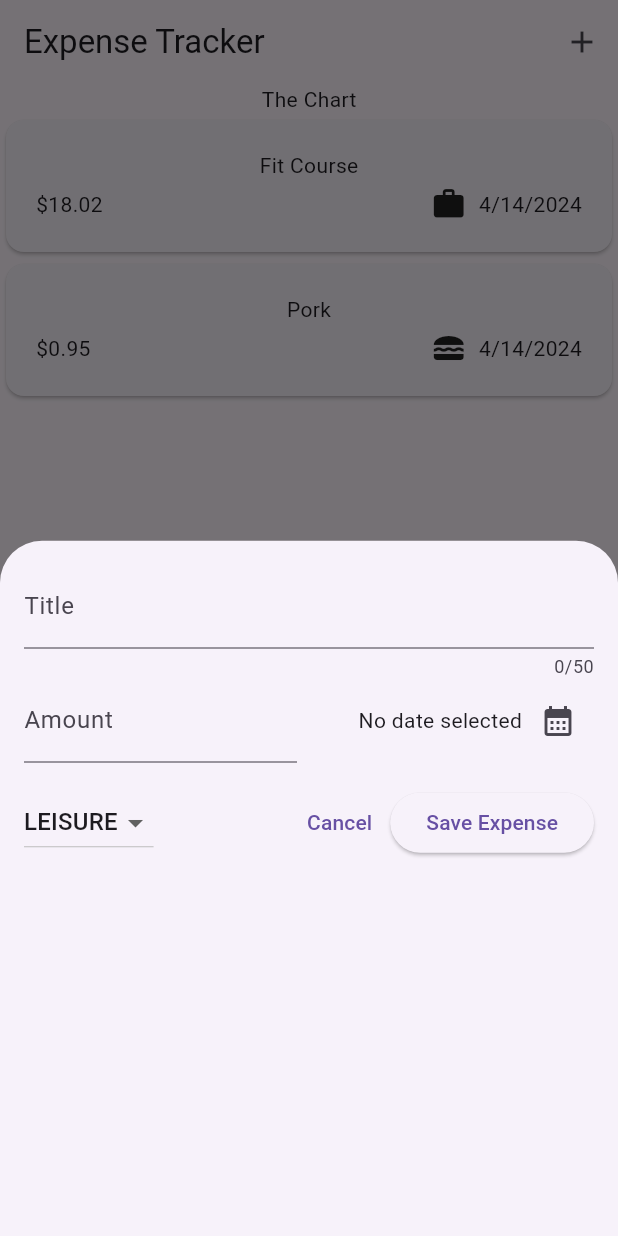
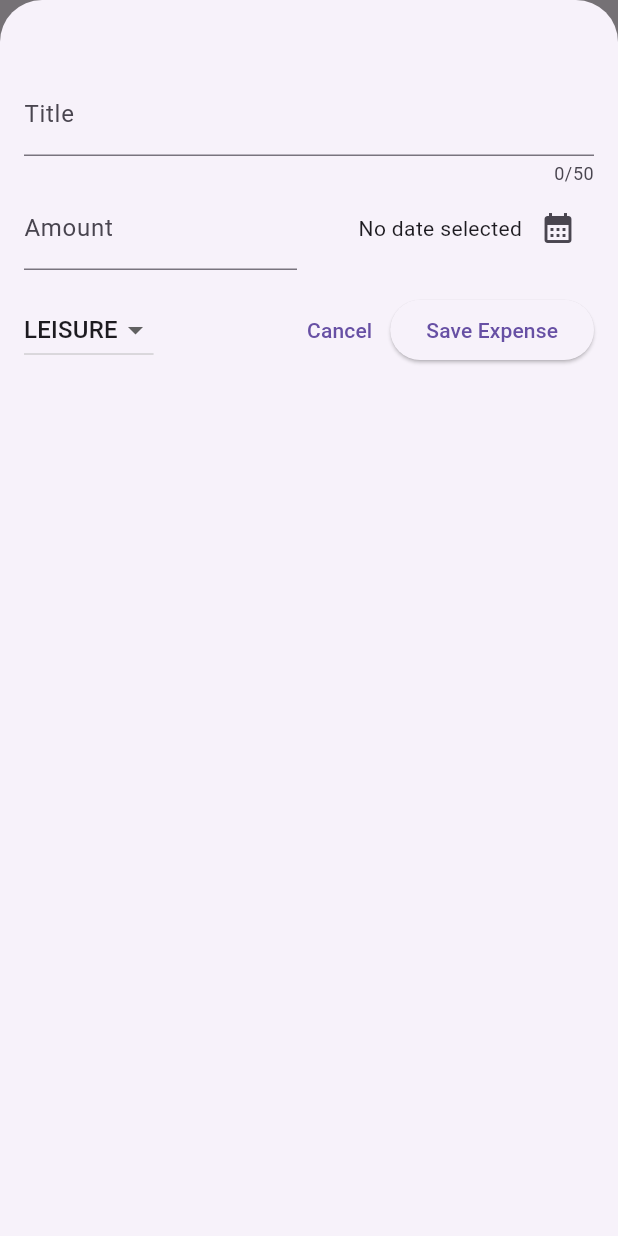
Before and after one commit to hyak4j/ExpenseTracker, a Flutter app: the screen it shows after launch, after a tap on the "add" icon, on a phone screen of 412 x 824 dp. Run offline on Flutter 3.47's test engine with Material 3 defaults, Android fonts, the phone set to English and light mode, and no system bars.

Commit message:
feat: 移除已存在記帳資料功能

```diff
--- a/lib/view/expenses_screen.dart
+++ b/lib/view/expenses_screen.dart
@@ -29,6 +29,7 @@ class _ExpensesScreenState extends State<ExpensesScreen> {
 
   void _openAddExpenseOverlay() {
     showModalBottomSheet(
+      isScrollControlled: true, // 占滿螢幕
       context: context,
       builder: (ctx) => NewExpenseScreen(onAddExpense: _addExpense,));
   }
@@ -37,6 +38,13 @@ class _ExpensesScreenState extends State<ExpensesScreen> {
   void _addExpense(ExpenseModel expenseModel) {
     setState(() {
       _registeredExpenses.add(expenseModel);
+    });
+  }
+
+  // 刪除記帳資料
+  void _removeExpense(ExpenseModel expenseModel) {
+    setState(() {
+      _registeredExpenses.remove(expenseModel);
     });
   }
 
@@ -56,7 +64,10 @@ class _ExpensesScreenState extends State<ExpensesScreen> {
         children: [
           const Text('The Chart'),
           Expanded(
-            child: ExpensesList(expenses: _registeredExpenses)
+            child: ExpensesList(
+              expenses: _registeredExpenses,
+              onRemoveExpense: _removeExpense,
+              )
           ),
         ],
       ),
--- a/lib/view/new_expenses_screen.dart
+++ b/lib/view/new_expenses_screen.dart
@@ -63,6 +63,7 @@ class _NewExpenseScreenState extends State<NewExpenseScreen> {
         category: _selectedCategory
       ),
     );
+    Navigator.pop(context);
   }
 
   @override
@@ -75,7 +76,7 @@ class _NewExpenseScreenState extends State<NewExpenseScreen> {
   @override
   Widget build(BuildContext context) {
     return Padding(
-      padding: EdgeInsets.all(16),
+      padding: EdgeInsets.fromLTRB(16, 48, 16, 16),
       child: Column(
         children: [
           TextField(
--- a/lib/widgets/expenses_list/expenses_list.dart
+++ b/lib/widgets/expenses_list/expenses_list.dart
@@ -5,15 +5,23 @@ import 'package:flutter/material.dart';
 class ExpensesList extends StatelessWidget {
   const ExpensesList({
     super.key,
-    required this.expenses
+    required this.expenses,
+    required this.onRemoveExpense
   });
 
   final List<ExpenseModel> expenses;
+  final void Function(ExpenseModel expenseModel) onRemoveExpense;
 
   @override
   Widget build(BuildContext context) {
     return ListView.builder(
       itemCount: expenses.length,
-      itemBuilder: (context, index) => ExpenseItem(expenses[index]));
+      itemBuilder: (context, index) => Dismissible(
+        key: ValueKey(expenses[index]),
+        onDismissed: (direction) {
+          onRemoveExpense(expenses[index]);
+        },
+        child: ExpenseItem(expenses[index]),
+      ));
   }
 }
```
